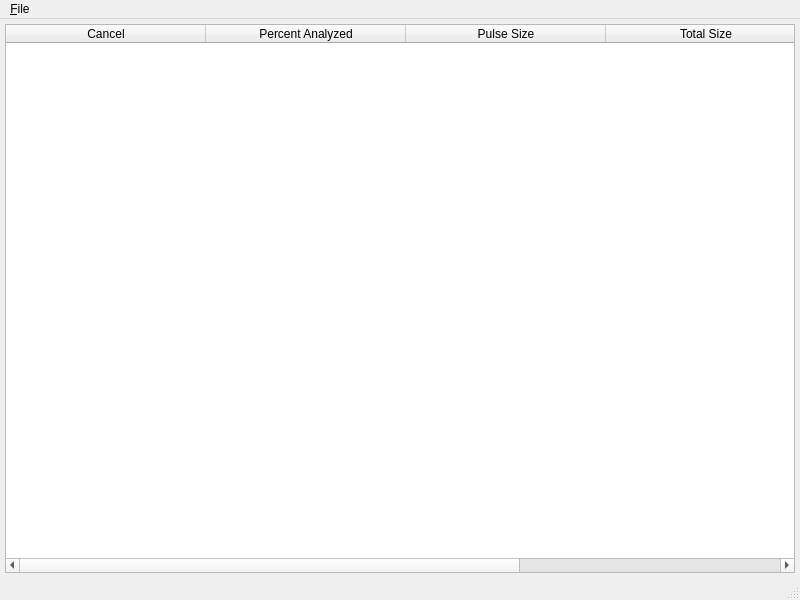
Old version of the form UI/starbeamanalyzer.ui in the repository xloem/spot-on-svn.
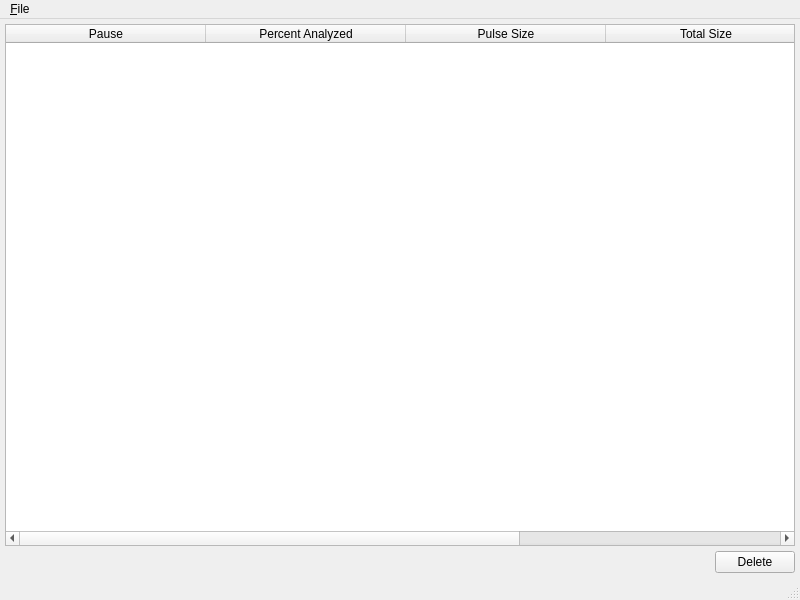
New version of the form. Icons and pictures are not drawn.

```diff
--- a/UI/starbeamanalyzer.ui
+++ b/UI/starbeamanalyzer.ui
@@ -50,7 +50,7 @@
       </attribute>
       <column>
        <property name="text">
-        <string>Cancel</string>
+        <string>Pause</string>
        </property>
       </column>
       <column>
@@ -80,6 +80,33 @@
       </column>
      </widget>
     </item>
+    <item>
+     <layout class="QHBoxLayout" name="horizontalLayout">
+      <property name="spacing">
+       <number>5</number>
+      </property>
+      <item>
+       <spacer name="horizontalSpacer">
+        <property name="orientation">
+         <enum>Qt::Horizontal</enum>
+        </property>
+        <property name="sizeHint" stdset="0">
+         <size>
+          <width>40</width>
+          <height>20</height>
+         </size>
+        </property>
+       </spacer>
+      </item>
+      <item>
+       <widget class="QPushButton" name="clear">
+        <property name="text">
+         <string>Delete</string>
+        </property>
+       </widget>
+      </item>
+     </layout>
+    </item>
    </layout>
   </widget>
   <widget class="QMenuBar" name="menubar">
```
Left out of the diff: 3 changed lines with no effect on the pictures.
